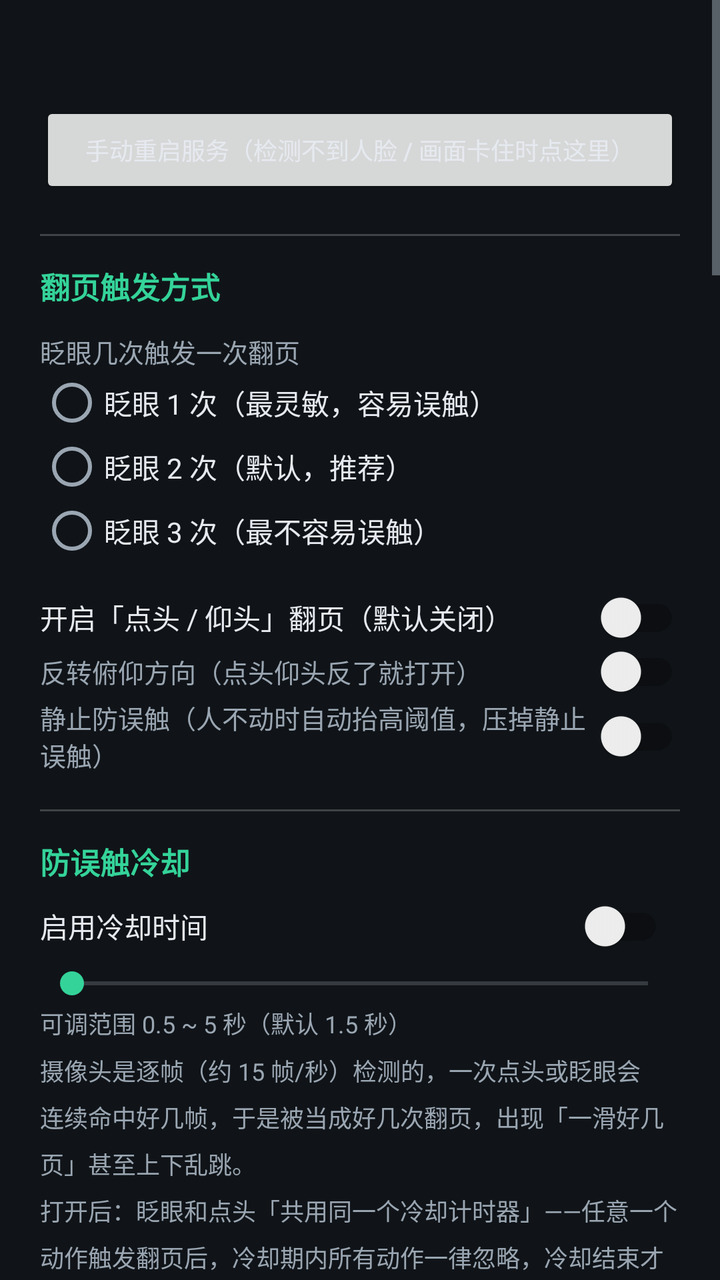
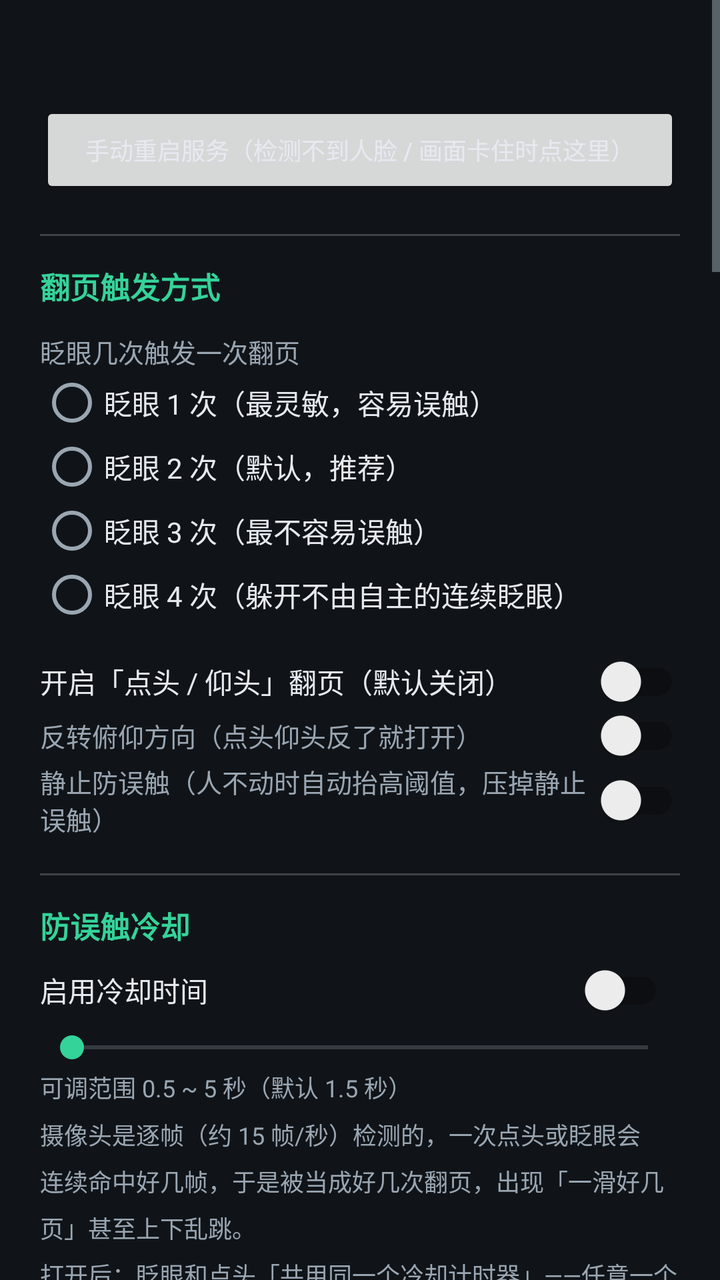

Compare the two renders of this Android layout. The source of the first and the diff that turns it into the second are given below.
<!-- AndroidManifest.xml: application theme Theme.GazeScroll -->
<!-- res/layout/activity_main.xml -->
<?xml version="1.0" encoding="utf-8"?>
<ScrollView xmlns:android="http://schemas.android.com/apk/res/android"
    android:layout_width="match_parent"
    android:layout_height="match_parent"
    android:background="@color/bg"
    android:fillViewport="true">

    <LinearLayout
        android:layout_width="match_parent"
        android:layout_height="wrap_content"
        android:orientation="vertical"
        android:padding="20dp">

        
        <TextView
            android:id="@+id/tvHint"
            android:layout_width="match_parent"
            android:layout_height="wrap_content"
            android:clickable="true"
            android:focusable="true"
            android:lineSpacingMultiplier="1.35"
            android:textColor="@color/on_surface"
            android:textSize="14sp" />

        <Button
            android:id="@+id/btnRestartService"
            android:layout_width="match_parent"
            android:layout_height="wrap_content"
            android:layout_marginTop="12dp"
            android:text="@string/btn_restart_service"
            android:textSize="12sp" />

        <View
            android:layout_width="match_parent"
            android:layout_height="1dp"
            android:layout_marginTop="18dp"
            android:layout_marginBottom="14dp"
            android:background="#33FFFFFF" />

        <TextView
            android:layout_width="match_parent"
            android:layout_height="wrap_content"
            android:text="@string/settings_title"
            android:textColor="@color/accent"
            android:textSize="15sp"
            android:textStyle="bold" />

        <TextView
            android:layout_width="match_parent"
            android:layout_height="wrap_content"
            android:layout_marginTop="12dp"
            android:text="@string/settings_blink_count"
            android:textColor="@color/on_surface_dim"
            android:textSize="13sp" />

        <RadioGroup
            android:id="@+id/rgBlinkCount"
            android:layout_width="match_parent"
            android:layout_height="wrap_content"
            android:orientation="vertical">

            <RadioButton
                android:id="@+id/rbBlink1"
                android:layout_width="match_parent"
                android:layout_height="wrap_content"
                android:text="@string/settings_blink_1"
                android:textColor="@color/on_surface"
                android:textSize="14sp" />

            <RadioButton
                android:id="@+id/rbBlink2"
                android:layout_width="match_parent"
                android:layout_height="wrap_content"
                android:text="@string/settings_blink_2"
                android:textColor="@color/on_surface"
                android:textSize="14sp" />

            <RadioButton
                android:id="@+id/rbBlink3"
                android:layout_width="match_parent"
                android:layout_height="wrap_content"
                android:text="@string/settings_blink_3"
                android:textColor="@color/on_surface"
                android:textSize="14sp" />
        </RadioGroup>

        <androidx.appcompat.widget.SwitchCompat
            android:id="@+id/switchHeadPose"
            android:layout_width="match_parent"
            android:layout_height="wrap_content"
            android:layout_marginTop="14dp"
            android:text="@string/settings_head_pose"
            android:textColor="@color/on_surface"
            android:textSize="14sp" />

        <androidx.appcompat.widget.SwitchCompat
            android:id="@+id/switchHeadInvert"
            android:layout_width="match_parent"
            android:layout_height="wrap_content"
            android:text="@string/settings_head_invert"
            android:textColor="@color/on_surface_dim"
            android:textSize="13sp" />

        
        <androidx.appcompat.widget.SwitchCompat
            android:id="@+id/switchStaticLock"
            android:layout_width="match_parent"
            android:layout_height="wrap_content"
            android:text="@string/settings_static_lock"
            android:textColor="@color/on_surface_dim"
            android:textSize="13sp" />

        <View
            android:layout_width="match_parent"
            android:layout_height="1dp"
            android:layout_marginTop="18dp"
            android:layout_marginBottom="14dp"
            android:background="#33FFFFFF" />

        <TextView
            android:layout_width="match_parent"
            android:layout_height="wrap_content"
            android:text="@string/settings_cooldown_title"
            android:textColor="@color/accent"
            android:textSize="15sp"
            android:textStyle="bold" />

        
        <LinearLayout
            android:layout_width="match_parent"
            android:layout_height="wrap_content"
            android:layout_marginTop="8dp"
            android:baselineAligned="true"
            android:gravity="center_vertical"
            android:orientation="horizontal">

            <androidx.appcompat.widget.SwitchCompat
                android:id="@+id/switchGlobalCooldown"
                android:layout_width="0dp"
                android:layout_height="wrap_content"
                android:layout_weight="1"
                android:text="@string/settings_cooldown_switch"
                android:textColor="@color/on_surface"
                android:textSize="14sp" />

            <TextView
                android:id="@+id/tvCooldownValue"
                android:layout_width="wrap_content"
                android:layout_height="wrap_content"
                android:layout_marginStart="8dp"
                android:fontFamily="monospace"
                android:textColor="@color/accent"
                android:textSize="14sp" />
        </LinearLayout>

        
        <SeekBar
            android:id="@+id/seekCooldown"
            android:layout_width="match_parent"
            android:layout_height="wrap_content"
            android:layout_marginTop="6dp"
            android:max="18" />
        <TextView
            android:id="@+id/tvCooldownRange"
            android:layout_width="match_parent"
            android:layout_height="wrap_content"
            android:layout_marginTop="2dp"
            android:text="@string/settings_cooldown_range"
            android:textColor="@color/on_surface_dim"
            android:textSize="12sp" />

        <TextView
            android:layout_width="match_parent"
            android:layout_height="wrap_content"
            android:layout_marginTop="6dp"
            android:lineSpacingMultiplier="1.35"
            android:text="@string/settings_cooldown_hint"
            android:textColor="@color/on_surface_dim"
            android:textSize="12sp" />

        <TextView
            android:id="@+id/tvCooldownLive"
            android:layout_width="match_parent"
            android:layout_height="wrap_content"
            android:layout_marginTop="4dp"
            android:text="@string/settings_cooldown_live_off"
            android:textColor="@color/on_surface_dim"
            android:textSize="12sp" />

        <View
            android:layout_width="match_parent"
            android:layout_height="1dp"
            android:layout_marginTop="18dp"
            android:layout_marginBottom="14dp"
            android:background="#33FFFFFF" />

        

        <TextView
            android:layout_width="match_parent"
            android:layout_height="wrap_content"
            android:text="@string/settings_horiz_title"
            android:textColor="@color/accent"
            android:textSize="15sp"
            android:textStyle="bold" />

        <androidx.appcompat.widget.SwitchCompat
            android:id="@+id/switchHorizontalSwipe"
            android:layout_width="match_parent"
            android:layout_height="wrap_content"
            android:layout_marginTop="8dp"
            android:text="@string/settings_horiz_switch"
            android:textColor="@color/on_surface"
            android:textSize="14sp" />

        <TextView
            android:layout_width="match_parent"
            android:layout_height="wrap_content"
            android:layout_marginTop="6dp"
            android:lineSpacingMultiplier="1.35"
            android:text="@string/settings_horiz_hint"
            android:textColor="@color/on_surface_dim"
            android:textSize="12sp" />

        <TextView
            android:id="@+id/tvHorizThreshold"
            android:layout_width="match_parent"
            android:layout_height="wrap_content"
            android:layout_marginTop="10dp"
            android:text="@string/settings_horiz_threshold"
            android:textColor="@color/on_surface_dim"
            android:textSize="13sp" />

        <RadioGroup
            android:id="@+id/rgHorizSensitivity"
            android:layout_width="match_parent"
            android:layout_height="wrap_content"
            android:orientation="vertical">

            <RadioButton
                android:id="@+id/rbHorizHigh"
                android:layout_width="match_parent"
                android:layout_height="wrap_content"
                android:text="@string/settings_horiz_high"
                android:textColor="@color/on_surface"
                android:textSize="14sp" />

            <RadioButton
                android:id="@+id/rbHorizMedium"
                android:layout_width="match_parent"
                android:layout_height="wrap_content"
                android:text="@string/settings_horiz_medium"
                android:textColor="@color/on_surface"
                android:textSize="14sp" />

            <RadioButton
                android:id="@+id/rbHorizLow"
                android:layout_width="match_parent"
                android:layout_height="wrap_content"
                android:text="@string/settings_horiz_low"
                android:textColor="@color/on_surface"
                android:textSize="14sp" />
        </RadioGroup>

        <androidx.appcompat.widget.SwitchCompat
            android:id="@+id/switchHorizInvert"
            android:layout_width="match_parent"
            android:layout_height="wrap_content"
            android:text="@string/settings_horiz_invert"
            android:textColor="@color/on_surface_dim"
            android:textSize="13sp" />

        <View
            android:layout_width="match_parent"
            android:layout_height="1dp"
            android:layout_marginTop="18dp"
            android:layout_marginBottom="14dp"
            android:background="#33FFFFFF" />

        

        <TextView
            android:layout_width="match_parent"
            android:layout_height="wrap_content"
            android:text="@string/settings_mouth_title"
            android:textColor="@color/accent"
            android:textSize="15sp"
            android:textStyle="bold" />

        <androidx.appcompat.widget.SwitchCompat
            android:id="@+id/switchMouthTap"
            android:layout_width="match_parent"
            android:layout_height="wrap_content"
            android:layout_marginTop="8dp"
            android:text="@string/settings_mouth_switch"
            android:textColor="@color/on_surface"
            android:textSize="14sp" />

        <TextView
            android:layout_width="match_parent"
            android:layout_height="wrap_content"
            android:layout_marginTop="6dp"
            android:lineSpacingMultiplier="1.35"
            android:text="@string/settings_mouth_hint"
            android:textColor="@color/on_surface_dim"
            android:textSize="12sp" />

        <TextView
            android:id="@+id/tvMouthThreshold"
            android:layout_width="match_parent"
            android:layout_height="wrap_content"
            android:layout_marginTop="10dp"
            android:text="@string/settings_mouth_sensitivity"
            android:textColor="@color/on_surface_dim"
            android:textSize="13sp" />

        <RadioGroup
            android:id="@+id/rgMouthSensitivity"
            android:layout_width="match_parent"
            android:layout_height="wrap_content"
            android:orientation="vertical">

            <RadioButton
                android:id="@+id/rbMouthHigh"
                android:layout_width="match_parent"
                android:layout_height="wrap_content"
                android:text="@string/settings_mouth_high"
                android:textColor="@color/on_surface"
                android:textSize="14sp" />

            <RadioButton
                android:id="@+id/rbMouthMedium"
                android:layout_width="match_parent"
                android:layout_height="wrap_content"
                android:text="@string/settings_mouth_medium"
                android:textColor="@color/on_surface"
                android:textSize="14sp" />

            <RadioButton
                android:id="@+id/rbMouthLow"
                android:layout_width="match_parent"
                android:layout_height="wrap_content"
                android:text="@string/settings_mouth_low"
                android:textColor="@color/on_surface"
                android:textSize="14sp" />
        </RadioGroup>

        <View
            android:layout_width="match_parent"
            android:layout_height="1dp"
            android:layout_marginTop="18dp"
            android:layout_marginBottom="14dp"
            android:background="#33FFFFFF" />

        

        <TextView
            android:layout_width="match_parent"
            android:layout_height="wrap_content"
            android:text="@string/settings_adaptive_title"
            android:textColor="@color/accent"
            android:textSize="15sp"
            android:textStyle="bold" />

        <androidx.appcompat.widget.SwitchCompat
            android:id="@+id/switchAdaptiveSwipe"
            android:layout_width="match_parent"
            android:layout_height="wrap_content"
            android:layout_marginTop="8dp"
            android:text="@string/settings_adaptive_switch"
            android:textColor="@color/on_surface"
            android:textSize="14sp" />

        <TextView
            android:layout_width="match_parent"
            android:layout_height="wrap_content"
            android:layout_marginTop="6dp"
            android:lineSpacingMultiplier="1.35"
            android:text="@string/settings_adaptive_hint"
            android:textColor="@color/on_surface_dim"
            android:textSize="12sp" />

        <TextView
            android:id="@+id/tvSwipeProfile"
            android:layout_width="match_parent"
            android:layout_height="wrap_content"
            android:layout_marginTop="6dp"
            android:fontFamily="monospace"
            android:lineSpacingMultiplier="1.3"
            android:text="@string/settings_adaptive_current_empty"
            android:textColor="@color/on_surface"
            android:textSize="12sp" />

        

        <LinearLayout
            android:layout_width="match_parent"
            android:layout_height="wrap_content"
            android:layout_marginTop="14dp"
            android:baselineAligned="true"
            android:gravity="center_vertical"
            android:orientation="horizontal">

            <TextView
                android:layout_width="0dp"
                android:layout_height="wrap_content"
                android:layout_weight="1"
                android:text="@string/settings_softness_title"
                android:textColor="@color/on_surface_dim"
                android:textSize="13sp" />

            <Button
                android:id="@+id/btnResetListDistance"
                style="?android:attr/borderlessButtonStyle"
                android:layout_width="wrap_content"
                android:layout_height="wrap_content"
                android:minWidth="0dp"
                android:paddingStart="8dp"
                android:paddingEnd="8dp"
                android:text="@string/settings_softness_reset"
                android:textColor="@color/accent"
                android:textSize="12sp" />
        </LinearLayout>

        <TextView
            android:id="@+id/tvListDistanceValue"
            android:layout_width="match_parent"
            android:layout_height="wrap_content"
            android:fontFamily="monospace"
            android:textColor="@color/accent"
            android:textSize="14sp" />

        
        <SeekBar
            android:id="@+id/seekListDistance"
            android:layout_width="match_parent"
            android:layout_height="wrap_content"
            android:layout_marginTop="4dp"
            android:max="20" />

        <TextView
            android:layout_width="match_parent"
            android:layout_height="wrap_content"
            android:layout_marginTop="2dp"
            android:text="@string/settings_softness_range"
            android:textColor="@color/on_surface_dim"
            android:textSize="12sp" />

        <View
            android:layout_width="match_parent"
            android:layout_height="1dp"
            android:layout_marginTop="18dp"
            android:layout_marginBottom="14dp"
            android:background="#33FFFFFF" />

        <View
            android:layout_width="match_parent"
            android:layout_height="1dp"
            android:layout_marginTop="18dp"
            android:layout_marginBottom="14dp"
            android:background="#33FFFFFF" />

        

        <TextView
            android:layout_width="match_parent"
            android:layout_height="wrap_content"
            android:text="@string/settings_global_paging_title"
            android:textColor="@color/accent"
            android:textSize="15sp"
            android:textStyle="bold" />

        <androidx.appcompat.widget.SwitchCompat
            android:id="@+id/switchGlobalPaging"
            android:layout_width="match_parent"
            android:layout_height="wrap_content"
            android:layout_marginTop="8dp"
            android:text="@string/settings_global_paging_switch"
            android:textColor="@color/on_surface"
            android:textSize="14sp" />

        <TextView
            android:layout_width="match_parent"
            android:layout_height="wrap_content"
            android:layout_marginTop="6dp"
            android:lineSpacingMultiplier="1.35"
            android:text="@string/settings_global_paging_hint"
            android:textColor="@color/on_surface_dim"
            android:textSize="12sp" />

        <TextView
            android:id="@+id/tvGlobalPagingState"
            android:layout_width="match_parent"
            android:layout_height="wrap_content"
            android:layout_marginTop="6dp"
            android:fontFamily="monospace"
            android:lineSpacingMultiplier="1.3"
            android:text="@string/settings_global_paging_state_empty"
            android:textColor="@color/on_surface"
            android:textSize="12sp" />

        <View
            android:layout_width="match_parent"
            android:layout_height="1dp"
            android:layout_marginTop="18dp"
            android:layout_marginBottom="14dp"
            android:background="#33FFFFFF" />

        <TextView
            android:layout_width="match_parent"
            android:layout_height="wrap_content"
            android:text="@string/settings_targets_title"
            android:textColor="@color/accent"
            android:textSize="15sp"
            android:textStyle="bold" />

        <TextView
            android:layout_width="match_parent"
            android:layout_height="wrap_content"
            android:layout_marginTop="6dp"
            android:lineSpacingMultiplier="1.35"
            android:text="@string/settings_targets_hint"
            android:textColor="@color/on_surface_dim"
            android:textSize="12sp" />

        
        <LinearLayout
            android:id="@+id/llTargetApps"
            android:layout_width="match_parent"
            android:layout_height="wrap_content"
            android:layout_marginTop="8dp"
            android:orientation="vertical" />

        <TextView
            android:id="@+id/tvTargetsNone"
            android:layout_width="match_parent"
            android:layout_height="wrap_content"
            android:paddingTop="4dp"
            android:text="@string/settings_targets_none"
            android:textColor="@color/state_cooldown"
            android:textSize="12sp"
            android:visibility="gone" />

        <View
            android:layout_width="match_parent"
            android:layout_height="1dp"
            android:layout_marginTop="18dp"
            android:layout_marginBottom="14dp"
            android:background="#33FFFFFF" />

        <TextView
            android:layout_width="match_parent"
            android:layout_height="wrap_content"
            android:text="@string/settings_sensitivity_title"
            android:textColor="@color/accent"
            android:textSize="15sp"
            android:textStyle="bold" />

        <TextView
            android:layout_width="match_parent"
            android:layout_height="wrap_content"
            android:layout_marginTop="10dp"
            android:text="@string/settings_blink_sensitivity"
            android:textColor="@color/on_surface_dim"
            android:textSize="13sp" />

        <RadioGroup
            android:id="@+id/rgBlinkSensitivity"
            android:layout_width="match_parent"
            android:layout_height="wrap_content"
            android:orientation="vertical">

            <RadioButton
                android:id="@+id/rbBlinkHigh"
                android:layout_width="match_parent"
                android:layout_height="wrap_content"
                android:text="@string/settings_blink_high"
                android:textColor="@color/on_surface"
                android:textSize="14sp" />

            <RadioButton
                android:id="@+id/rbBlinkMedium"
                android:layout_width="match_parent"
                android:layout_height="wrap_content"
                android:text="@string/settings_blink_medium"
                android:textColor="@color/on_surface"
                android:textSize="14sp" />

            <RadioButton
                android:id="@+id/rbBlinkLow"
                android:layout_width="match_parent"
                android:layout_height="wrap_content"
                android:text="@string/settings_blink_low"
                android:textColor="@color/on_surface"
                android:textSize="14sp" />
        </RadioGroup>

        <TextView
            android:layout_width="match_parent"
            android:layout_height="wrap_content"
            android:layout_marginTop="10dp"
            android:text="@string/settings_head_sensitivity"
            android:textColor="@color/on_surface_dim"
            android:textSize="13sp" />

        <RadioGroup
            android:id="@+id/rgHeadSensitivity"
            android:layout_width="match_parent"
            android:layout_height="wrap_content"
            android:orientation="vertical">

            <RadioButton
                android:id="@+id/rbHeadHigh"
                android:layout_width="match_parent"
                android:layout_height="wrap_content"
                android:text="@string/settings_head_high"
                android:textColor="@color/on_surface"
                android:textSize="14sp" />

            <RadioButton
                android:id="@+id/rbHeadMedium"
                android:layout_width="match_parent"
                android:layout_height="wrap_content"
                android:text="@string/settings_head_medium"
                android:textColor="@color/on_surface"
                android:textSize="14sp" />

            <RadioButton
                android:id="@+id/rbHeadLow"
                android:layout_width="match_parent"
                android:layout_height="wrap_content"
                android:text="@string/settings_head_low"
                android:textColor="@color/on_surface"
                android:textSize="14sp" />
        </RadioGroup>

        <TextView
            android:layout_width="match_parent"
            android:layout_height="wrap_content"
            android:layout_marginTop="14dp"
            android:text="@string/settings_live_title"
            android:textColor="@color/accent"
            android:textSize="15sp"
            android:textStyle="bold" />

        <TextView
            android:layout_width="match_parent"
            android:layout_height="wrap_content"
            android:layout_marginTop="4dp"
            android:lineSpacingMultiplier="1.3"
            android:text="@string/settings_live_hint"
            android:textColor="@color/on_surface_dim"
            android:textSize="12sp" />

        <TextView
            android:id="@+id/tvLiveValues"
            android:layout_width="match_parent"
            android:layout_height="wrap_content"
            android:layout_marginTop="6dp"
            android:fontFamily="monospace"
            android:lineSpacingMultiplier="1.35"
            android:text="@string/settings_live_empty"
            android:textColor="@color/on_surface"
            android:textSize="13sp" />

        <TextView
            android:layout_width="match_parent"
            android:layout_height="wrap_content"
            android:layout_marginTop="14dp"
            android:lineSpacingMultiplier="1.35"
            android:text="@string/settings_footer"
            android:textColor="@color/on_surface_dim"
            android:textSize="12sp" />
    </LinearLayout>
</ScrollView>
<!-- resources referenced by this layout -->
<resources>
  <color name="accent">#FF34D399</color>
  <color name="bg">#FF101418</color>
  <color name="on_surface">#FFE6EAF0</color>
  <color name="on_surface_dim">#FF9AA6B2</color>
  <color name="state_cooldown">#FFFBBF24</color>
  <string name="btn_restart_service">手动重启服务（检测不到人脸 / 画面卡住时点这里）</string>
  <string name="settings_adaptive_current_empty">当前滑动配置：等待前台应用信息…</string>
  <string name="settings_adaptive_switch">按应用自动调整上下滑动幅度</string>
  <string name="settings_adaptive_title">自适应滑动幅度</string>
  <string name="settings_blink_1">眨眼 1 次（最灵敏，容易误触）</string>
  <string name="settings_blink_2">眨眼 2 次（默认，推荐）</string>
  <string name="settings_blink_3">眨眼 3 次（最不容易误触）</string>
  <string name="settings_blink_count">眨眼几次触发一次翻页</string>
  <string name="settings_blink_high">高 · 闭眼阈值 0.60（戴眼镜推荐）</string>
  <string name="settings_blink_low">低 · 闭眼阈值 0.45（最防误触）</string>
  <string name="settings_blink_medium">中 · 闭眼阈值 0.55（默认）</string>
  <string name="settings_blink_sensitivity">眨眼灵敏度（戴眼镜请选「高」）</string>
  <string name="settings_cooldown_live_off">冷却：已关闭（每个动作每一帧都可能触发翻页）</string>
  <string name="settings_cooldown_range">可调范围 0.5 ~ 5 秒（默认 1.5 秒）</string>
  <string name="settings_cooldown_switch">启用冷却时间</string>
  <string name="settings_cooldown_title">防误触冷却</string>
  <string name="settings_global_paging_hint">打开后不再受「生效的应用」列表限制：桌面、系统设置、任何 App 里眨眼 / 点头 / 扭头都能翻页。\n代价是摄像头会一直工作，比节能模式费电。\n想在桌面偶尔翻一下时打开它；只想刷视频时省电就关掉。</string>
  <string name="settings_global_paging_state_empty">当前状态：—</string>
  <string name="settings_global_paging_switch">在任何界面都能翻页（含桌面）</string>
  <string name="settings_global_paging_title">全局使用翻页</string>
  <string name="settings_head_high">高 · 6°（轻点即可）</string>
  <string name="settings_head_invert">反转俯仰方向（点头仰头反了就打开）</string>
  <string name="settings_head_low">低 · 12°（需要明显动作）</string>
  <string name="settings_head_medium">中 · 8°（默认）</string>
  <string name="settings_head_pose">开启「点头 / 仰头」翻页（默认关闭）</string>
  <string name="settings_head_sensitivity">点头 / 仰头灵敏度</string>
  <string name="settings_horiz_high">高 · 14°（轻轻偏头即可）</string>
  <string name="settings_horiz_hint">扭头到设定角度并保持一下，就向对应方向滑一次。前后左右共用同一个冷却时间，所以不会和上下翻页同时发出。\n默认关闭。开启后如果左右相反，请打开下面的「反转左右方向」。</string>
  <string name="settings_horiz_invert">反转左右方向（扭头方向反了就打开）</string>
  <string name="settings_horiz_low">低 · 28°（需要明显扭头）</string>
  <string name="settings_horiz_medium">中 · 20°（默认）</string>
  <string name="settings_horiz_switch">启用「向左 / 向右扭头」滑动</string>
  <string name="settings_horiz_threshold">扭头灵敏度</string>
  <string name="settings_horiz_title">左右扭头滑动</string>
  <string name="settings_live_empty">（未检测到人脸）</string>
  <string name="settings_live_hint">对着前置摄像头自然睁眼，看「睁眼」时的数值；再眨一下，看「闭眼」时能降到多少。\n把灵敏度阈值选在两者之间即可。</string>
  <string name="settings_live_title">实时数值（用来挑灵敏度）</string>
  <string name="settings_mouth_high">高 · 5%（轻微张嘴即可）</string>
  <string name="settings_mouth_low">低 · 12%（需要明显张大）</string>
  <string name="settings_mouth_medium">中 · 8%（默认）</string>
  <string name="settings_mouth_sensitivity">张嘴灵敏度</string>
  <string name="settings_mouth_switch">启用「张嘴点击屏幕中央」</string>
  <string name="settings_mouth_title">张嘴 → 点击屏幕中央</string>
  <string name="settings_sensitivity_title">灵敏度</string>
  <string name="settings_softness_range">可调范围 10% ~ 50% 屏高 · 拖动即时生效并自动保存</string>
  <string name="settings_softness_reset">恢复默认</string>
  <string name="settings_softness_title">自定义滑动柔度（列表类应用）</string>
  <string name="settings_static_lock">静止防误触（人不动时自动抬高阈值，压掉静止误触）</string>
  <string name="settings_targets_hint">翻页功能仅在勾选的应用在前台时生效，退出这些应用将自动休眠以节省电量。\n未安装的应用会置灰不可选。\n全部不勾选 = 关闭节能，任何界面都生效（识别不准时的逃生开关）。</string>
  <string name="settings_targets_none">没有勾选任何应用，翻页不会生效。</string>
  <string name="settings_targets_title">生效的应用（节能）</string>
  <string name="settings_title">翻页触发方式</string>
  <!-- unchanged entries left out for length: 5 -->
</resources>

<!-- the commit's change to res/layout/activity_main.xml (unified diff, before → after) -->
@@ -80,6 +80,14 @@
                 android:layout_width="match_parent"
                 android:layout_height="wrap_content"
                 android:text="@string/settings_blink_3"
+                android:textColor="@color/on_surface"
+                android:textSize="14sp" />
+
+            <RadioButton
+                android:id="@+id/rbBlink4"
+                android:layout_width="match_parent"
+                android:layout_height="wrap_content"
+                android:text="@string/settings_blink_4"
                 android:textColor="@color/on_surface"
                 android:textSize="14sp" />
         </RadioGroup>
<!-- resource entries referenced after the edit -->
@@ -12,6 +12,7 @@
   <string name="settings_blink_1">眨眼 1 次（最灵敏，容易误触）</string>
   <string name="settings_blink_2">眨眼 2 次（默认，推荐）</string>
   <string name="settings_blink_3">眨眼 3 次（最不容易误触）</string>
+  <string name="settings_blink_4">眨眼 4 次（躲开不由自主的连续眨眼）</string>
   <string name="settings_blink_count">眨眼几次触发一次翻页</string>
   <string name="settings_blink_high">高 · 闭眼阈值 0.60（戴眼镜推荐）</string>
   <string name="settings_blink_low">低 · 闭眼阈值 0.45（最防误触）</string>
